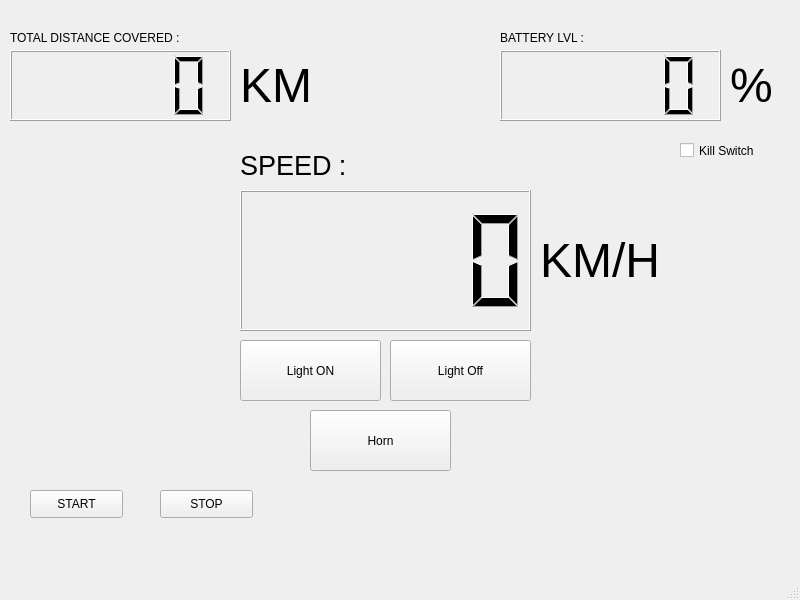
Qt form u.ui (HariC137/UI) before a commit.
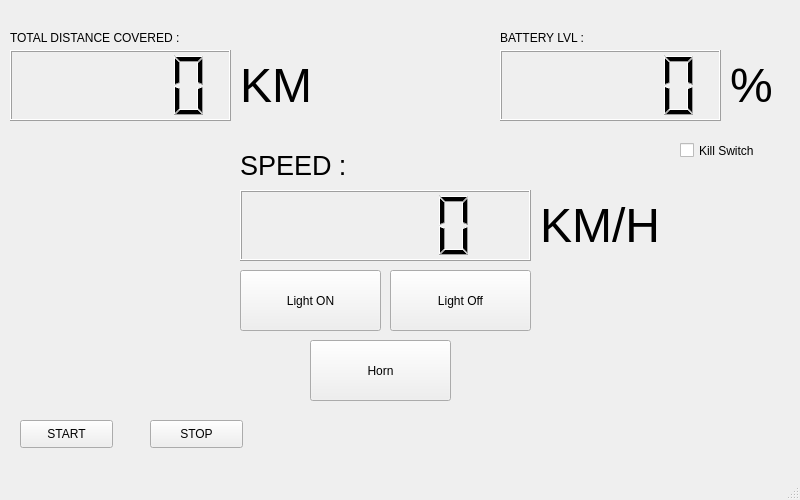
The same form after that commit.

The edit to the form file:
```diff
--- a/u.ui
+++ b/u.ui
@@ -7,7 +7,7 @@
     <x>0</x>
     <y>0</y>
     <width>800</width>
-    <height>600</height>
+    <height>500</height>
    </rect>
   </property>
   <property name="windowTitle">
@@ -20,7 +20,7 @@
       <x>240</x>
       <y>190</y>
       <width>291</width>
-      <height>141</height>
+      <height>71</height>
      </rect>
     </property>
    </widget>
@@ -69,7 +69,7 @@
     <property name="geometry">
      <rect>
       <x>240</x>
-      <y>340</y>
+      <y>270</y>
       <width>141</width>
       <height>61</height>
      </rect>
@@ -82,7 +82,7 @@
     <property name="geometry">
      <rect>
       <x>390</x>
-      <y>340</y>
+      <y>270</y>
       <width>141</width>
       <height>61</height>
      </rect>
@@ -107,8 +107,8 @@
    <widget class="QPushButton" name="start">
     <property name="geometry">
      <rect>
-      <x>30</x>
-      <y>490</y>
+      <x>20</x>
+      <y>420</y>
       <width>93</width>
       <height>28</height>
      </rect>
@@ -120,8 +120,8 @@
    <widget class="QPushButton" name="stop">
     <property name="geometry">
      <rect>
-      <x>160</x>
-      <y>490</y>
+      <x>150</x>
+      <y>420</y>
       <width>93</width>
       <height>28</height>
      </rect>
@@ -157,7 +157,7 @@
     <property name="geometry">
      <rect>
       <x>310</x>
-      <y>410</y>
+      <y>340</y>
       <width>141</width>
       <height>61</height>
      </rect>
@@ -191,8 +191,8 @@
      <rect>
       <x>540</x>
       <y>190</y>
-      <width>161</width>
-      <height>141</height>
+      <width>141</width>
+      <height>71</height>
      </rect>
     </property>
     <property name="font">
```
